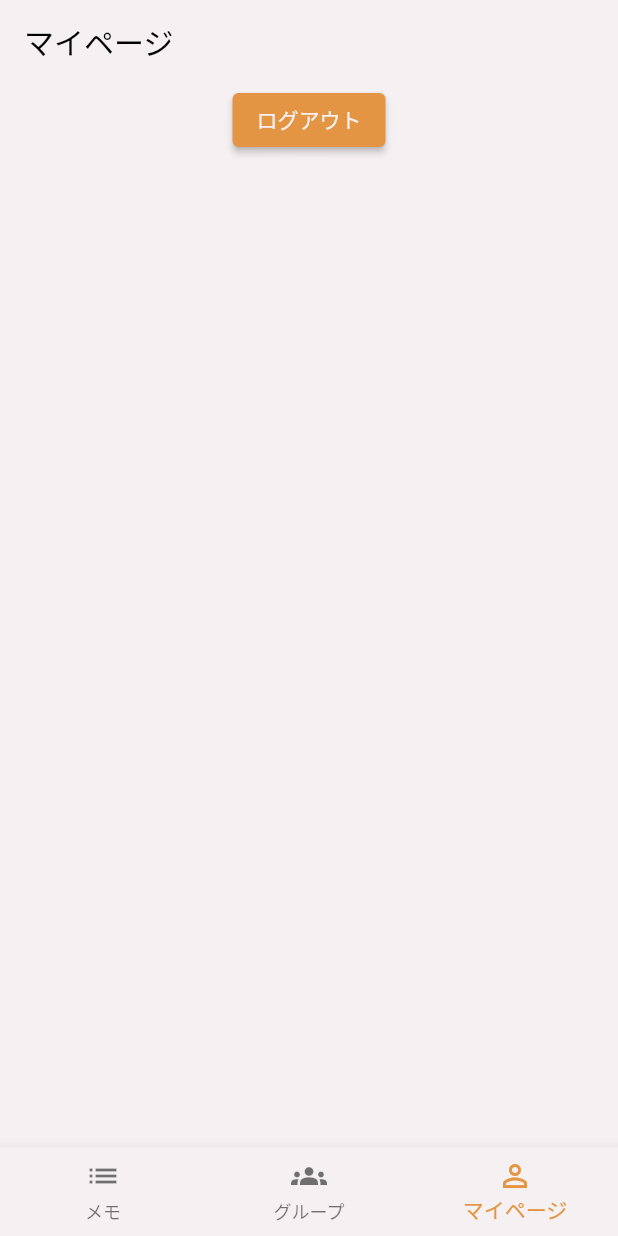
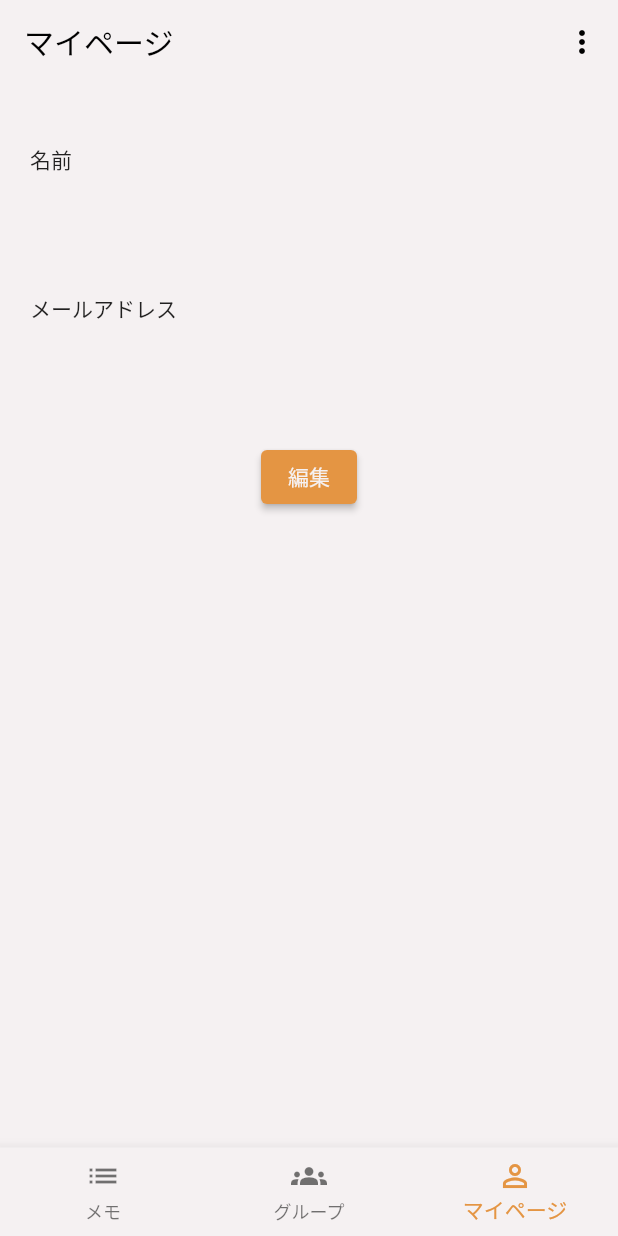
Before and after one commit to Sakyo24/minmemo-mobile, a Flutter app: the IndexPage screen opened directly, item 3 of the bottom bar chosen, on a phone screen of 412 x 824 dp. Run offline on Flutter 3.47's test engine with Material 2 defaults, Android fonts, the phone set to English and light mode, and no system bars; our stand-ins replace flutter_dotenv, google_mobile_ads, shared_preferences; accounts and stored records are empty; network calls fail.

Commit message:
マイページ詳細の修正

```diff
--- a/lib/pages/index.dart
+++ b/lib/pages/index.dart
@@ -1,10 +1,15 @@
 import 'package:flutter/material.dart';
+import 'package:http/http.dart';
+import 'package:shared_preferences/shared_preferences.dart';
+import 'dart:convert';
 
 import '../components/bottom_menu.dart';
 import './groups/index.dart';
 import './todos/index.dart';
 import './user/show.dart';
+import './top.dart';
 import '../utils/app_colors.dart';
+import '../utils/network.dart';
 
 class IndexPage extends StatefulWidget {
   final int? toPageIndex;
@@ -16,6 +21,8 @@ class IndexPage extends StatefulWidget {
 
 class _IndexPageState extends State<IndexPage> {
   int _currentPageIndex = 0;
+  String? _email;
+  bool _isLoading = false;
 
   final List titleList = [
     'メモ一覧',
@@ -35,10 +42,81 @@ class _IndexPageState extends State<IndexPage> {
     });
   }
 
+  // ユーザーの取得
+  _loadUserData() async {
+    SharedPreferences localStorage = await SharedPreferences.getInstance();
+    var user = jsonDecode(localStorage.getString('user')!);
+
+    if (user != null) {
+      setState(() {
+        _email = user['email'];
+      });
+    }
+  }
+
+  // ログアウト処理
+  Future<void> logout() async {
+    setState(() {
+      _isLoading = true;
+    });
+
+    Map<String, String> data = {'email': _email ?? ''};
+
+    Response? res;
+    try {
+      res = await Network().postData(data, '/api/logout');
+    } catch (e) {
+      debugPrint(e.toString());
+    }
+
+    if (res == null) {
+      if (mounted) {
+        ScaffoldMessenger.of(context).showSnackBar(
+          const SnackBar(
+            content: Text("エラーが発生しました。"),
+          ),
+        );
+      }
+      setState(() {
+        _isLoading = false;
+      });
+      return;
+    }
+
+    // エラーの場合
+    if (res.statusCode != 204) {
+      var body = json.decode(res.body);
+      if (mounted) {
+        ScaffoldMessenger.of(context).showSnackBar(
+          (res.statusCode >= 500 && res.statusCode < 600)
+              ? const SnackBar(
+                  content: Text("サーバーエラーが発生しました。"),
+                )
+              : SnackBar(
+                  content: Text(body['message']),
+                ),
+        );
+      }
+      setState(() {
+        _isLoading = false;
+      });
+      return;
+    }
+
+    // 正常の場合
+    SharedPreferences localStorage = await SharedPreferences.getInstance();
+    localStorage.remove('user');
+    localStorage.remove('token');
+
+    if (!mounted) return;
+    Navigator.push(
+        context, MaterialPageRoute(builder: (context) => const TopPage()));
+  }
 
   @override
   void initState() {
     super.initState();
+    _loadUserData();
     if (widget.toPageIndex != null) {
       _currentPageIndex = widget.toPageIndex!;
     }
@@ -52,9 +130,40 @@ class _IndexPageState extends State<IndexPage> {
         backgroundColor: AppColors.whiteColor,
         elevation: 0,
         title: Text(titleList[_currentPageIndex]),
+        actions: [
+          PopupMenuButton(
+            itemBuilder: (context) {
+              return [
+                const PopupMenuItem(
+                  value: 1,
+                  child: Text('お問い合わせ'),
+                ),
+                const PopupMenuItem(
+                  value: 2,
+                  child: Text(
+                    'ログアウト',
+                    style: TextStyle(color: Colors.red),
+                  ),
+                ),
+              ];
+            },
+            onSelected: (int value) {
+              if (value == 1) {
+                // お問い合わせ
+              } else if (value == 2) {
+                logout();
+              }
+            },
+          )
+        ],
       ),
-      body: bodyList.elementAt(_currentPageIndex),
-      bottomNavigationBar: BottomMenu(currentPageIndex: _currentPageIndex, callback: setCurrentPageIndex),
+      body: _isLoading
+          ? const Center(child: CircularProgressIndicator())
+          : bodyList.elementAt(_currentPageIndex),
+      bottomNavigationBar: BottomMenu(
+        currentPageIndex: _currentPageIndex,
+        callback: setCurrentPageIndex,
+      ),
     );
   }
 }
--- a/lib/pages/todos/index.dart
+++ b/lib/pages/todos/index.dart
@@ -2,8 +2,6 @@ import 'package:flutter/material.dart';
 import 'package:http/http.dart';
 import 'dart:convert';
 
-import '../../components/bottom_menu.dart';
-import '../../config/constants.dart';
 import '../../model/todo.dart';
 import '../../utils/app_colors.dart';
 import 'show.dart';
--- a/lib/pages/user/show.dart
+++ b/lib/pages/user/show.dart
@@ -1,13 +1,8 @@
 import 'package:flutter/material.dart';
-import 'package:http/http.dart';
 import 'package:shared_preferences/shared_preferences.dart';
 import 'dart:convert';
 
-import '../../components/bottom_menu.dart';
-import '../../config/constants.dart';
 import '../../utils/app_colors.dart';
-import '../../utils/network.dart';
-import '../top.dart';
 
 class UserShowPage extends StatefulWidget {
   const UserShowPage({super.key});
@@ -34,65 +29,6 @@ class _UserShowPageState extends State<UserShowPage> {
     }
   }
 
-  // ログアウト処理
-  Future<void> _logout() async {
-    setState(() {
-      _isLoading = true;
-    });
-
-    Map<String, String> data = {'email': _email!};
-
-    Response? res;
-    try {
-      res = await Network().postData(data, '/api/logout');
-    } catch (e) {
-      debugPrint(e.toString());
-    }
-
-    if (res == null) {
-      if (mounted) {
-        ScaffoldMessenger.of(context).showSnackBar(
-          const SnackBar(
-            content: Text("エラーが発生しました。"),
-          ),
-        );
-      }
-      setState(() {
-        _isLoading = false;
-      });
-      return;
-    }
-
-    // エラーの場合
-    if (res.statusCode != 204) {
-      var body = json.decode(res.body);
-      if (mounted) {
-        ScaffoldMessenger.of(context).showSnackBar(
-          (res.statusCode >= 500 && res.statusCode < 600)
-              ? const SnackBar(
-                  content: Text("サーバーエラーが発生しました。"),
-                )
-              : SnackBar(
-                  content: Text(body['message']),
-                ),
-        );
-      }
-      setState(() {
-        _isLoading = false;
-      });
-      return;
-    }
-
-    // 正常の場合
-    SharedPreferences localStorage = await SharedPreferences.getInstance();
-    localStorage.remove('user');
-    localStorage.remove('token');
-
-    if (!mounted) return;
-    Navigator.push(
-        context, MaterialPageRoute(builder: (context) => const TopPage()));
-  }
-
   @override
   void initState() {
     super.initState();
@@ -104,20 +40,45 @@ class _UserShowPageState extends State<UserShowPage> {
     return Scaffold(
       body: _isLoading
           ? const Center(child: CircularProgressIndicator())
-          : Center(
-              child: Column(
+          : ListView(
+              padding: const EdgeInsets.all(20.0),
               children: [
-                  ElevatedButton(
+                Column(
+                  crossAxisAlignment: CrossAxisAlignment.start,
+                  children: [
+                    const SizedBox(height: 20),
+                    // タイトル
+                    const Text('名前'),
+                    const SizedBox(height: 10),
+                    Text(
+                      _name ?? '',
+                      style: const TextStyle(fontSize: 24.0),
+                    ),
+                    const SizedBox(height: 40),
+                    // タイトル
+                    const Text('メールアドレス'),
+                    const SizedBox(height: 10),
+                    Text(
+                      _email ?? '',
+                      style: const TextStyle(fontSize: 24.0),
+                    ),
+                    const SizedBox(height: 40),
+                    Container(
+                      width: MediaQuery.of(context).size.width,
+                      alignment: Alignment.center,
+                      child: ElevatedButton(
                         onPressed: () {
-                      _logout();
+                          // 編集ページに遷移
                         },
                         child: Text(
-                      "ログアウト",
+                          "編集",
                           style: TextStyle(color: AppColors.whiteColor),
                         ),
-                  )
+                      ),
+                    ),
                   ],
                 ),
+              ],
             ),
     );
   }
```
Also changed, not shown: lib/pages/groups/index.dart (+0 -9 lines). Lines whose indentation alone changed are shown as unchanged.
